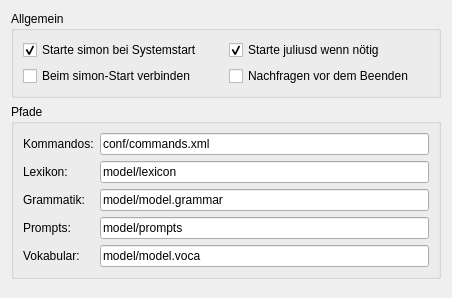
The window that ui/generalsettingsdlg.ui (KDE/simon) describes before a commit, drawn with Qt 5.
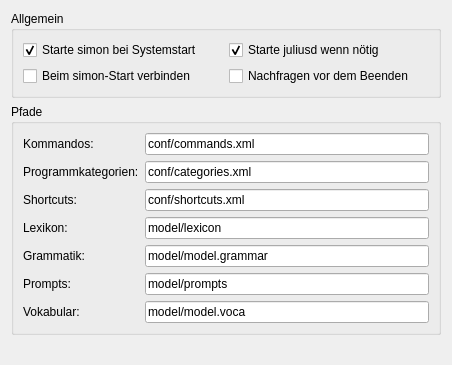
The same window after the commit. Icons and pictures are not drawn.

Patch:
```diff
--- a/ui/generalsettingsdlg.ui
+++ b/ui/generalsettingsdlg.ui
@@ -6,7 +6,7 @@
     <x>0</x>
     <y>0</y>
     <width>452</width>
-    <height>298</height>
+    <height>365</height>
    </rect>
   </property>
   <property name="windowTitle" >
@@ -86,6 +86,20 @@
           </property>
          </widget>
         </item>
+        <item>
+         <widget class="QLabel" name="label" >
+          <property name="text" >
+           <string>Programmkategorien:</string>
+          </property>
+         </widget>
+        </item>
+        <item>
+         <widget class="QLabel" name="label_2" >
+          <property name="text" >
+           <string>Shortcuts:</string>
+          </property>
+         </widget>
+        </item>
         <item>
          <widget class="QLabel" name="lbLexicon" >
           <property name="text" >
@@ -137,6 +151,20 @@
           </property>
          </widget>
         </item>
+        <item>
+         <widget class="QLineEdit" name="leProgramCategories" >
+          <property name="text" >
+           <string>conf/categories.xml</string>
+          </property>
+         </widget>
+        </item>
+        <item>
+         <widget class="QLineEdit" name="leShortcuts" >
+          <property name="text" >
+           <string>conf/shortcuts.xml</string>
+          </property>
+         </widget>
+        </item>
         <item>
          <widget class="QLineEdit" name="leLexicon" >
           <property name="text" >
```
